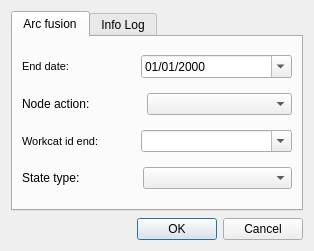
Before: the Qt Designer form core/ui/toolbars/edit/arc_fusion.ui in Giswater/giswater_qgis_plugin, drawn with Qt 5.
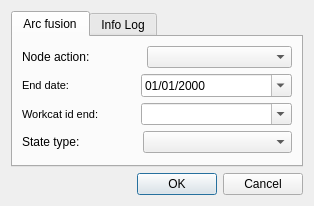
After: the same form once the commit is applied.

Commit message: #829 disable/enable enddate widget like the others & check node_state before opening dialog

The edit to the form file:
```diff
--- a/core/ui/toolbars/edit/arc_fusion.ui
+++ b/core/ui/toolbars/edit/arc_fusion.ui
@@ -7,7 +7,7 @@
     <x>0</x>
     <y>0</y>
     <width>314</width>
-    <height>251</height>
+    <height>206</height>
    </rect>
   </property>
   <property name="windowTitle">
@@ -16,6 +16,12 @@
   <layout class="QGridLayout" name="gridLayout">
    <item row="0" column="0">
     <widget class="QTabWidget" name="mainTab">
+     <property name="sizePolicy">
+      <sizepolicy hsizetype="Expanding" vsizetype="Expanding">
+       <horstretch>0</horstretch>
+       <verstretch>0</verstretch>
+      </sizepolicy>
+     </property>
      <property name="currentIndex">
       <number>0</number>
      </property>
@@ -24,70 +30,7 @@
        <string>Arc fusion</string>
       </attribute>
       <layout class="QGridLayout" name="gridLayout_2">
-       <item row="0" column="0">
-        <layout class="QHBoxLayout" name="horizontalLayout_2">
-         <item>
-          <widget class="QLabel" name="label_enddate">
-           <property name="font">
-            <font>
-             <pointsize>8</pointsize>
-            </font>
-           </property>
-           <property name="frameShape">
-            <enum>QFrame::NoFrame</enum>
-           </property>
-           <property name="frameShadow">
-            <enum>QFrame::Raised</enum>
-           </property>
-           <property name="text">
-            <string>End date:</string>
-           </property>
-           <property name="textFormat">
-            <enum>Qt::AutoText</enum>
-           </property>
-           <property name="scaledContents">
-            <bool>false</bool>
-           </property>
-           <property name="margin">
-            <number>3</number>
-           </property>
-          </widget>
-         </item>
-         <item>
-          <spacer name="horizontalSpacer">
-           <property name="orientation">
-            <enum>Qt::Horizontal</enum>
-           </property>
-           <property name="sizeType">
-            <enum>QSizePolicy::Fixed</enum>
-           </property>
-           <property name="sizeHint" stdset="0">
-            <size>
-             <width>65</width>
-             <height>20</height>
-            </size>
-           </property>
-          </spacer>
-         </item>
-         <item>
-          <widget class="QDateEdit" name="enddate">
-           <property name="sizePolicy">
-            <sizepolicy hsizetype="Expanding" vsizetype="Fixed">
-             <horstretch>0</horstretch>
-             <verstretch>0</verstretch>
-            </sizepolicy>
-           </property>
-           <property name="displayFormat">
-            <string>dd/MM/yyyy</string>
-           </property>
-           <property name="calendarPopup">
-            <bool>true</bool>
-           </property>
-          </widget>
-         </item>
-        </layout>
-       </item>
-       <item row="2" column="0">
+       <item row="3" column="0">
         <layout class="QHBoxLayout" name="horizontalLayout">
          <item>
           <widget class="QLabel" name="label_workcat_id_end">
@@ -150,6 +93,46 @@
          </item>
         </layout>
        </item>
+       <item row="4" column="0">
+        <layout class="QHBoxLayout" name="horizontalLayout_5">
+         <property name="spacing">
+          <number>6</number>
+         </property>
+         <item>
+          <widget class="QLabel" name="label_statetype">
+           <property name="text">
+            <string>State type:</string>
+           </property>
+          </widget>
+         </item>
+         <item>
+          <spacer name="horizontalSpacer_5">
+           <property name="orientation">
+            <enum>Qt::Horizontal</enum>
+           </property>
+           <property name="sizeType">
+            <enum>QSizePolicy::Fixed</enum>
+           </property>
+           <property name="sizeHint" stdset="0">
+            <size>
+             <width>57</width>
+             <height>20</height>
+            </size>
+           </property>
+          </spacer>
+         </item>
+         <item>
+          <widget class="QComboBox" name="cmb_statetype">
+           <property name="sizePolicy">
+            <sizepolicy hsizetype="Expanding" vsizetype="Fixed">
+             <horstretch>0</horstretch>
+             <verstretch>0</verstretch>
+            </sizepolicy>
+           </property>
+          </widget>
+         </item>
+        </layout>
+       </item>
        <item row="1" column="0">
         <layout class="QHBoxLayout" name="horizontalLayout_4">
          <item>
@@ -187,17 +170,37 @@
          </item>
         </layout>
        </item>
-       <item row="3" column="0">
-        <layout class="QHBoxLayout" name="horizontalLayout_5">
+       <item row="2" column="0">
+        <layout class="QHBoxLayout" name="horizontalLayout_2">
          <item>
-          <widget class="QLabel" name="label_statetype">
+          <widget class="QLabel" name="label_enddate">
+           <property name="font">
+            <font>
+             <pointsize>8</pointsize>
+            </font>
+           </property>
+           <property name="frameShape">
+            <enum>QFrame::NoFrame</enum>
+           </property>
+           <property name="frameShadow">
+            <enum>QFrame::Raised</enum>
+           </property>
            <property name="text">
-            <string>State type:</string>
+            <string>End date:</string>
+           </property>
+           <property name="textFormat">
+            <enum>Qt::AutoText</enum>
+           </property>
+           <property name="scaledContents">
+            <bool>false</bool>
+           </property>
+           <property name="margin">
+            <number>3</number>
            </property>
           </widget>
          </item>
          <item>
-          <spacer name="horizontalSpacer_5">
+          <spacer name="horizontalSpacer">
            <property name="orientation">
             <enum>Qt::Horizontal</enum>
            </property>
@@ -206,24 +209,43 @@
            </property>
            <property name="sizeHint" stdset="0">
             <size>
-             <width>57</width>
+             <width>65</width>
              <height>20</height>
             </size>
            </property>
           </spacer>
          </item>
          <item>
-          <widget class="QComboBox" name="cmb_statetype">
+          <widget class="QDateEdit" name="enddate">
            <property name="sizePolicy">
             <sizepolicy hsizetype="Expanding" vsizetype="Fixed">
              <horstretch>0</horstretch>
              <verstretch>0</verstretch>
             </sizepolicy>
            </property>
+           <property name="displayFormat">
+            <string>dd/MM/yyyy</string>
+           </property>
+           <property name="calendarPopup">
+            <bool>true</bool>
+           </property>
           </widget>
          </item>
         </layout>
        </item>
+       <item row="5" column="0">
+        <spacer name="verticalSpacer">
+         <property name="orientation">
+          <enum>Qt::Vertical</enum>
+         </property>
+         <property name="sizeHint" stdset="0">
+          <size>
+           <width>20</width>
+           <height>40</height>
+          </size>
+         </property>
+        </spacer>
+       </item>
       </layout>
      </widget>
      <widget class="QWidget" name="tab_loginfo">
@@ -238,7 +260,7 @@
      </widget>
     </widget>
    </item>
-   <item row="2" column="0">
+   <item row="1" column="0">
     <layout class="QHBoxLayout" name="horizontalLayout_3">
      <item>
       <spacer name="horizontalSpacer_3">
@@ -269,19 +291,6 @@
      </item>
     </layout>
    </item>
-   <item row="1" column="0">
-    <spacer name="verticalSpacer">
-     <property name="orientation">
-      <enum>Qt::Vertical</enum>
-     </property>
-     <property name="sizeHint" stdset="0">
-      <size>
-       <width>20</width>
-       <height>40</height>
-      </size>
-     </property>
-    </spacer>
-   </item>
   </layout>
  </widget>
  <tabstops>
```
The commit also changes 1 other file.
